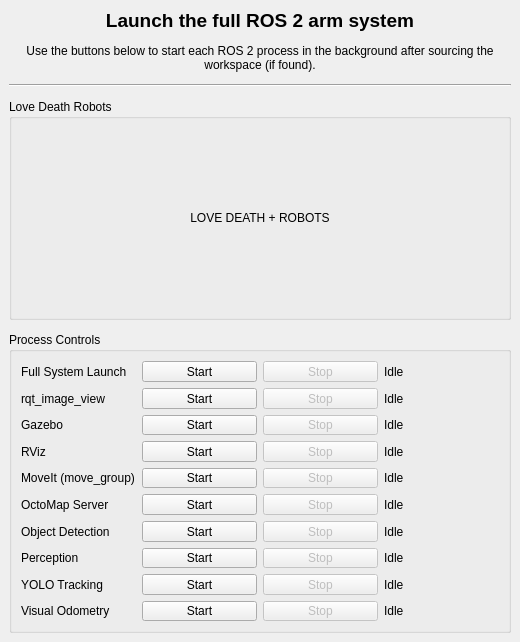
Before: the Qt Designer form src/tools/arm_gui_tools/ui/full_system_launcher.ui in widemic/ldr-humanoid-arm-system, drawn with Qt 5.
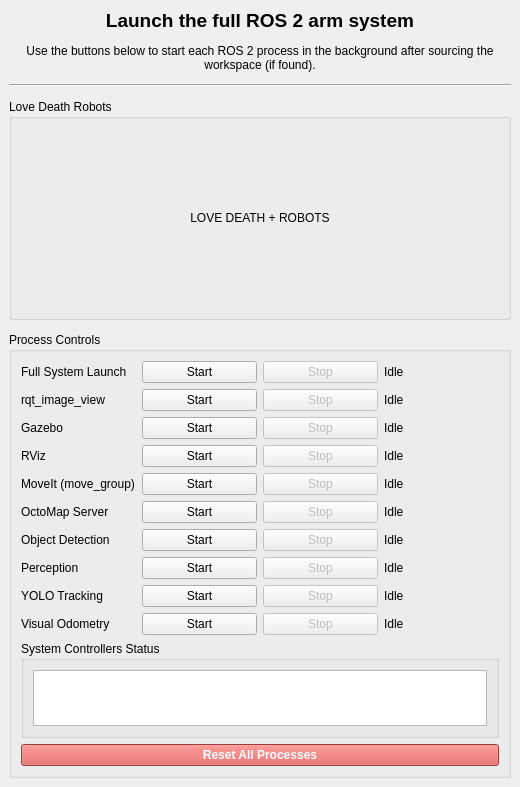
After: the same form once the commit is applied.

Commit message:
Fix controller list parsing to use proper ROS environment inheritance
- Changed from bash -c sourcing to explicit env dict with ROS variables
- Uses ros2 command directly with inherited environment
- Controllers now display with name and status [active/inactive/etc]
- Parses: joint_state_broadcaster [active], hand_controller [active], arm_controller [active]
- Added color coding: green for active, orange for inactive, gray for unknown

What changed in the file:
```diff
--- a/src/tools/arm_gui_tools/ui/full_system_launcher.ui
+++ b/src/tools/arm_gui_tools/ui/full_system_launcher.ui
@@ -409,6 +409,35 @@
                                     </property>
                                 </widget>
                             </item>
+                            <item row="10" column="0" colspan="4">
+                                <widget class="QGroupBox" name="group_controllers">
+                                    <property name="title">
+                                        <string>System Controllers Status</string>
+                                    </property>
+                                    <layout class="QVBoxLayout" name="controllers_layout">
+                                        <item>
+                                            <widget class="QListWidget" name="list_controllers">
+                                                <property name="minimumHeight">
+                                                    <number>80</number>
+                                                </property>
+                                                <property name="maximumHeight">
+                                                    <number>120</number>
+                                                </property>
+                                            </widget>
+                                        </item>
+                                    </layout>
+                                </widget>
+                            </item>
+                            <item row="11" column="0" colspan="4">
+                                <widget class="QPushButton" name="button_reset_all">
+                                    <property name="text">
+                                        <string>Reset All Processes</string>
+                                    </property>
+                                    <property name="styleSheet">
+                                        <string>background-color: #d9534f; color: white; font-weight: bold;</string>
+                                    </property>
+                                </widget>
+                            </item>
                         </layout>
                     </widget>
                 </item>
```
The commit also changes 4 other files.
